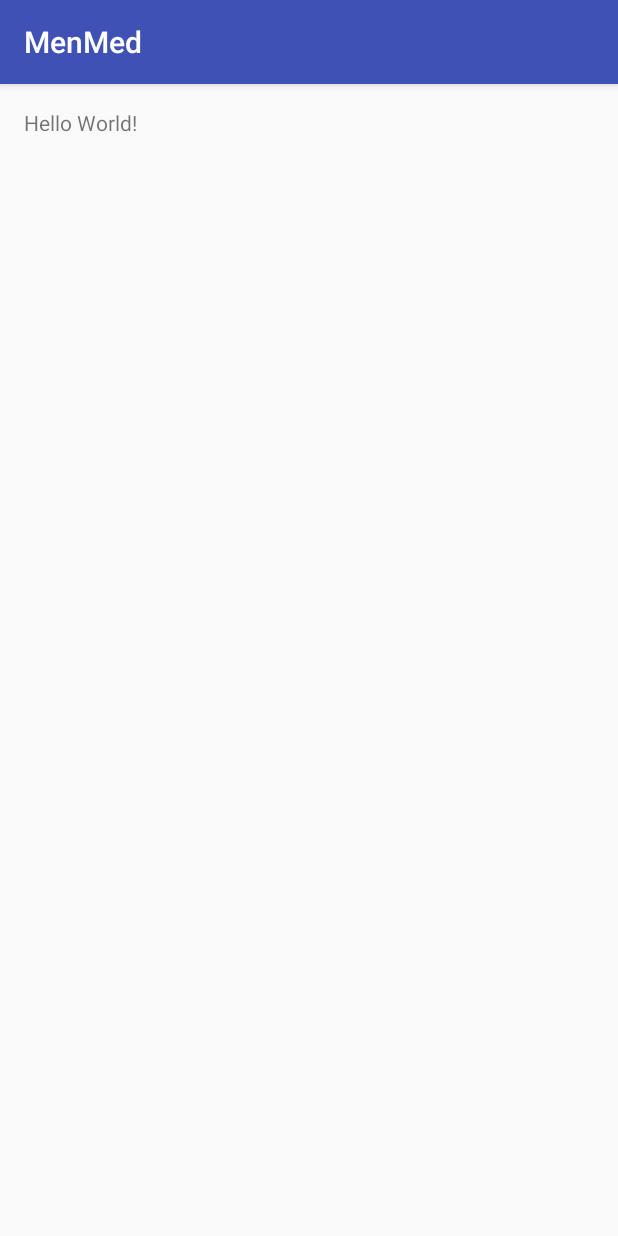
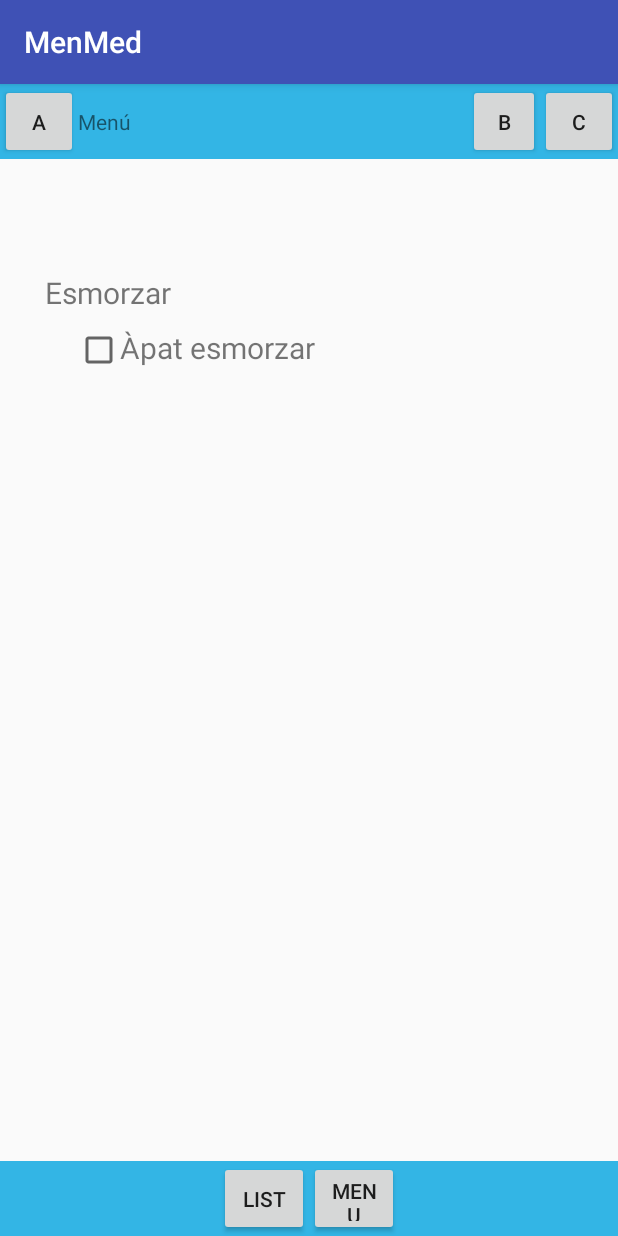
Before and after one commit to gmmns/MenMed, an Android app: the screen it shows after launch (MenuActivity), on a phone screen of 412 x 824 dp. Run offline under Robolectric (Android 15) with nearby library versions, the phone set to English and light mode, and no system bars.

Commit message:
Inici del Layout de l'activitat Menú

```diff
--- a/MenMed/app/src/main/res/layout/activity_menu.xml
+++ b/MenMed/app/src/main/res/layout/activity_menu.xml
@@ -4,14 +4,138 @@
     android:id="@+id/activity_menu"
     android:layout_width="match_parent"
     android:layout_height="match_parent"
-    android:paddingBottom="@dimen/activity_vertical_margin"
-    android:paddingLeft="@dimen/activity_horizontal_margin"
-    android:paddingRight="@dimen/activity_horizontal_margin"
-    android:paddingTop="@dimen/activity_vertical_margin"
     tools:context="edu.upc.pda.clemente.laura.menmed.MenuActivity">
 
-    <TextView
-        android:layout_width="wrap_content"
-        android:layout_height="wrap_content"
-        android:text="Hello World!" />
+    <LinearLayout
+        android:orientation="vertical"
+        android:layout_width="match_parent"
+        android:layout_height="match_parent"
+        android:id="@+id/menu_grid"
+        android:layout_alignParentTop="true"
+        android:layout_alignParentLeft="true"
+        android:layout_alignParentStart="true"
+        android:weightSum="1">
+
+        <LinearLayout
+            android:orientation="horizontal"
+            android:layout_width="match_parent"
+            android:layout_height="50dp"
+            android:background="@android:color/holo_blue_light">
+
+            <Button
+                android:text="A"
+                android:layout_width="52dp"
+                android:layout_height="match_parent"
+                android:id="@+id/btn_compa" />
+
+            <TextView
+                android:text="Menú"
+                android:layout_width="wrap_content"
+                android:layout_height="wrap_content"
+                android:id="@+id/menu_title"
+                android:layout_weight="1" />
+
+            <Button
+                android:text="B"
+                android:layout_width="48dp"
+                android:layout_height="match_parent"
+                android:id="@+id/btn_esb" />
+
+            <Button
+                android:text="C"
+                android:layout_width="52dp"
+                android:layout_height="match_parent"
+                android:id="@+id/btn_compr" />
+        </LinearLayout>
+
+        <Space
+            android:layout_width="match_parent"
+            android:layout_height="75dp"
+            android:id="@+id/CALENDAR" />
+
+        <FrameLayout
+            android:layout_width="match_parent"
+            android:layout_height="0dp"
+            android:layout_weight="1"
+            android:layout_marginLeft="30dp"
+            android:layout_marginRight="30dp">
+
+            <ScrollView
+                android:layout_width="match_parent"
+                android:layout_height="match_parent">
+
+                <LinearLayout
+                    android:layout_width="match_parent"
+                    android:layout_height="wrap_content"
+                    android:orientation="vertical" >
+
+                    <TextView
+                        android:text="Esmorzar"
+                        android:layout_width="match_parent"
+                        android:layout_height="wrap_content"
+                        android:id="@+id/textView5"
+                        android:textSize="20dp"
+                        android:clickable="false" />
+
+                    <LinearLayout
+                        android:orientation="horizontal"
+                        android:layout_width="match_parent"
+                        android:layout_height="50dp">
+
+                        <Space
+                            android:layout_height="match_parent"
+                            android:layout_width="20dp" />
+
+                        <CheckBox
+                            android:layout_width="30dp"
+                            android:layout_height="match_parent"
+                            android:id="@+id/checkBox" />
+
+                        <TextView
+                            android:text="Àpat esmorzar"
+                            android:layout_width="wrap_content"
+                            android:layout_height="wrap_content"
+                            android:id="@+id/textView6"
+                            android:layout_weight="1"
+                            android:textSize="20dp" />
+
+                        <Space
+                            android:layout_width="100dp"
+                            android:layout_height="match_parent" />
+                    </LinearLayout>
+                </LinearLayout>
+            </ScrollView>
+        </FrameLayout>
+
+        <LinearLayout
+            android:orientation="horizontal"
+            android:layout_width="match_parent"
+            android:layout_height="50dp"
+            android:id="@+id/change_act"
+            android:layout_alignParentBottom="true"
+            android:background="@android:color/holo_blue_light">
+
+            <Space
+                android:layout_width="wrap_content"
+                android:layout_height="wrap_content"
+                android:layout_weight="1" />
+
+            <Button
+                android:text="List"
+                android:layout_width="60dp"
+                android:layout_height="match_parent"
+                android:id="@+id/btn_list" />
+
+            <Button
+                android:text="Menu"
+                android:layout_width="60dp"
+                android:layout_height="match_parent"
+                android:id="@+id/btn_menu" />
+
+            <Space
+                android:layout_width="wrap_content"
+                android:layout_height="wrap_content"
+                android:layout_weight="1" />
+        </LinearLayout>
+    </LinearLayout>
 </RelativeLayout>
```
